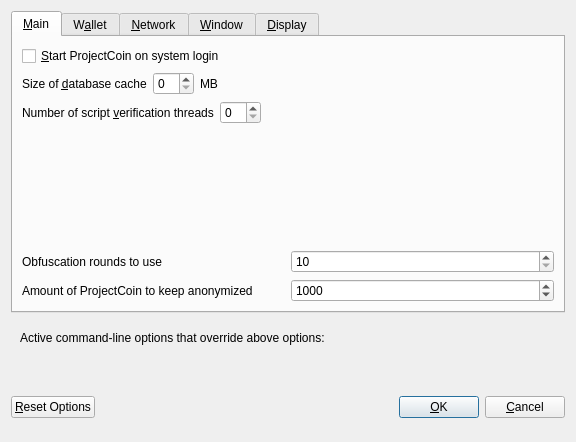
The window that src/qt/forms/optionsdialog.ui (nscoins/nscoincore) describes before a commit, drawn with Qt 5.
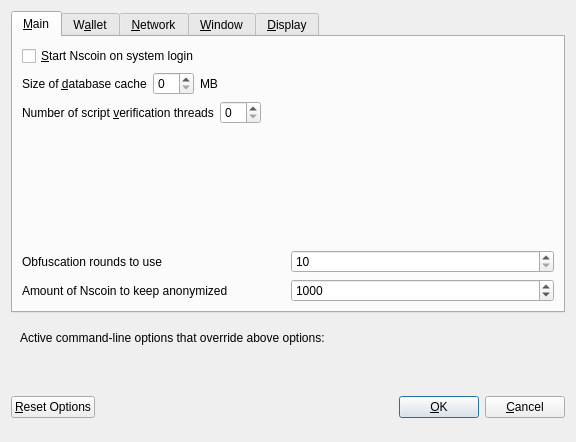
The same window after the commit. The open tabs and pages were chosen to show the change. Custom widgets are drawn as their Qt base class.

```diff
--- a/src/qt/forms/optionsdialog.ui
+++ b/src/qt/forms/optionsdialog.ui
@@ -33,7 +33,7 @@
           <string>Automatically start ProjectCoin after logging in to the system.</string>
          </property>
          <property name="text">
-          <string>&amp;Start ProjectCoin on system login</string>
+          <string>&amp;Start Nscoin on system login</string>
          </property>
         </widget>
        </item>
@@ -174,7 +174,7 @@
             <string notr="true"/>
            </property>
            <property name="text">
-            <string>Amount of ProjectCoin to keep anonymized</string>
+            <string>Amount of Nscoin to keep anonymized</string>
            </property>
           </widget>
          </item>
```
Left out of the diff: 8 changed lines with no effect on the pictures.
